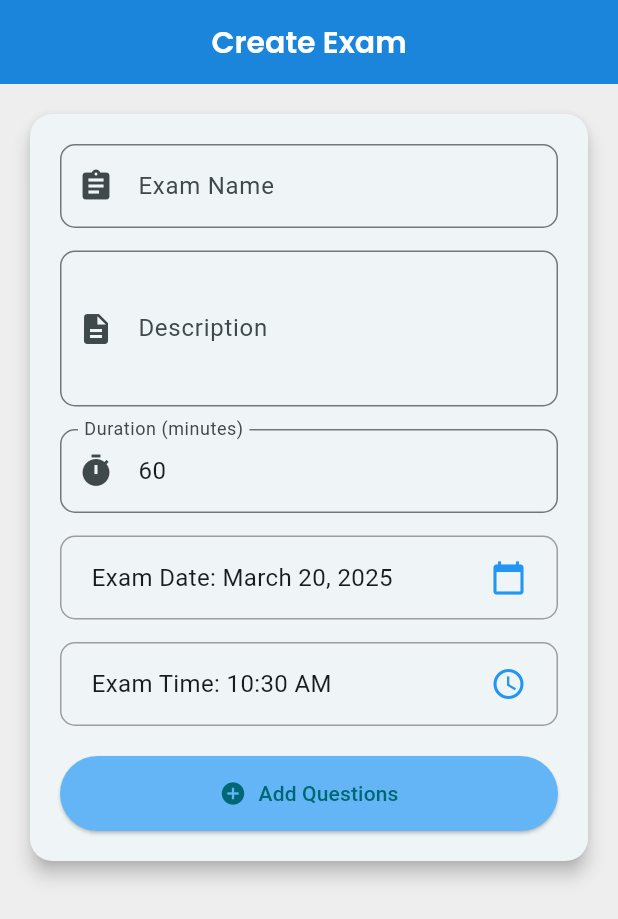
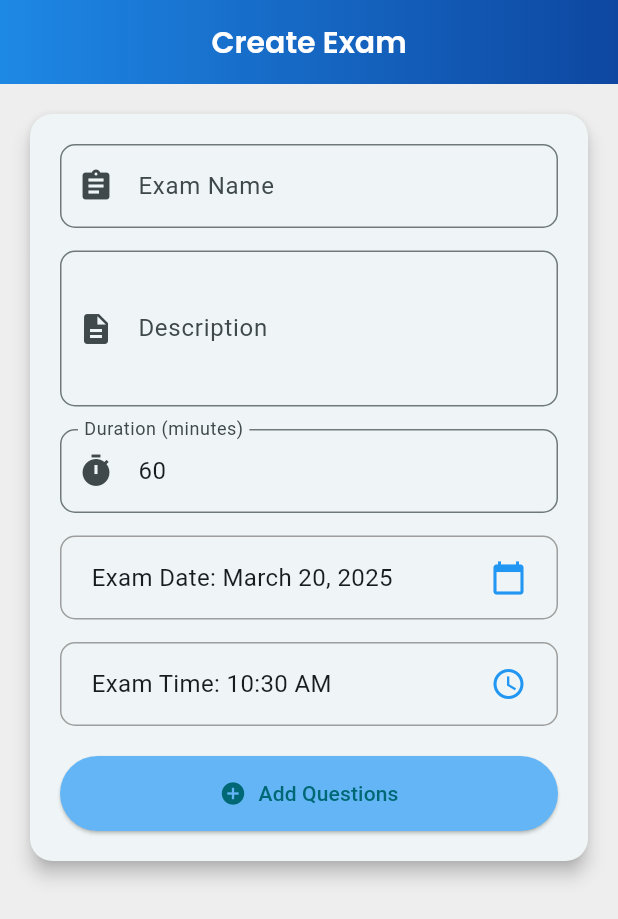
Before and after one commit to arvindgitdev/ExamGo, a Flutter app: the ExamPage screen opened directly, after a tap on "Create Exam", on a phone screen of 412 x 824 dp. Shown: the top 919 px of the screen. Run offline on Flutter 3.47's test engine with Material 3 defaults, Android fonts, the phone set to English and light mode, and no system bars; our stand-ins replace cloud_firestore, firebase_auth, firebase_core, google_fonts, google_sign_in, shared_preferences; accounts and stored records are empty.

Commit message:
modified  ui/ux

```diff
--- a/lib/Teacher/createexam.dart
+++ b/lib/Teacher/createexam.dart
@@ -99,9 +99,13 @@ class _CreateexamState extends State<Createexam> {
 
         ),
         automaticallyImplyLeading: false,
-        backgroundColor: Colors.blue.shade600,
+        flexibleSpace: Container(
+          decoration: BoxDecoration(
+            gradient: LinearGradient(colors: [Colors.blue.shade600, Colors.blue.shade900]),
+          ),
+        ),
         centerTitle: true,
-        elevation: 4,
+        elevation: 6,
       ),
       body: SingleChildScrollView(
         padding: const EdgeInsets.all(16.0),
@@ -219,6 +223,7 @@ class _CreateexamState extends State<Createexam> {
                               examTitle: _examName,
                               examDate: DateFormat('yyyy-MM-dd').format(_selectedDate),
                               examTime: _selectedTime.format(context),
+                              duration: _durationMinutes,
                             ),
                           ),
                         );
--- a/lib/Teacher/exam.dart
+++ b/lib/Teacher/exam.dart
@@ -28,9 +28,13 @@ class ExamPage extends StatelessWidget {
 
         ),
         automaticallyImplyLeading: false,
-        backgroundColor: Colors.blue.shade600,
+        flexibleSpace: Container(
+          decoration: BoxDecoration(
+            gradient: LinearGradient(colors: [Colors.blue.shade600, Colors.blue.shade900]),
+          ),
+        ),
         centerTitle: true,
-        elevation: 4,
+        elevation: 6,
       ),
       body: Padding(
         padding: const EdgeInsets.symmetric(horizontal: 20),
```
Also changed, not shown: lib/Teacher/question_page.dart (+61 -7 lines), lib/Teacher/settings.dart (+11 -3 lines).
